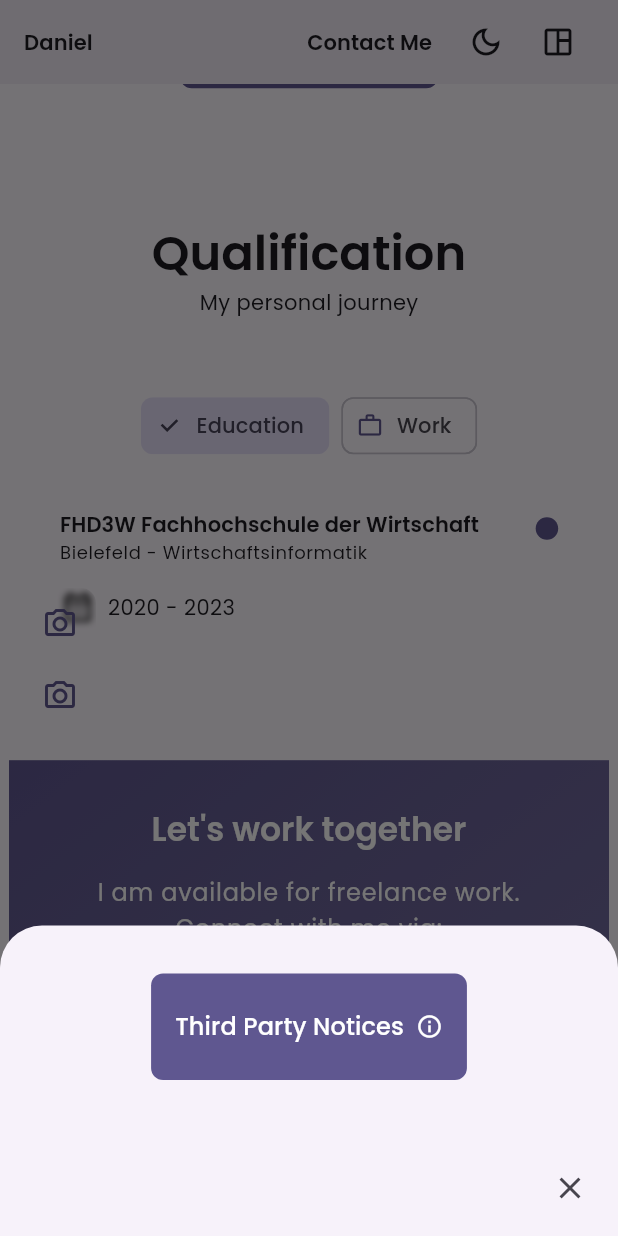
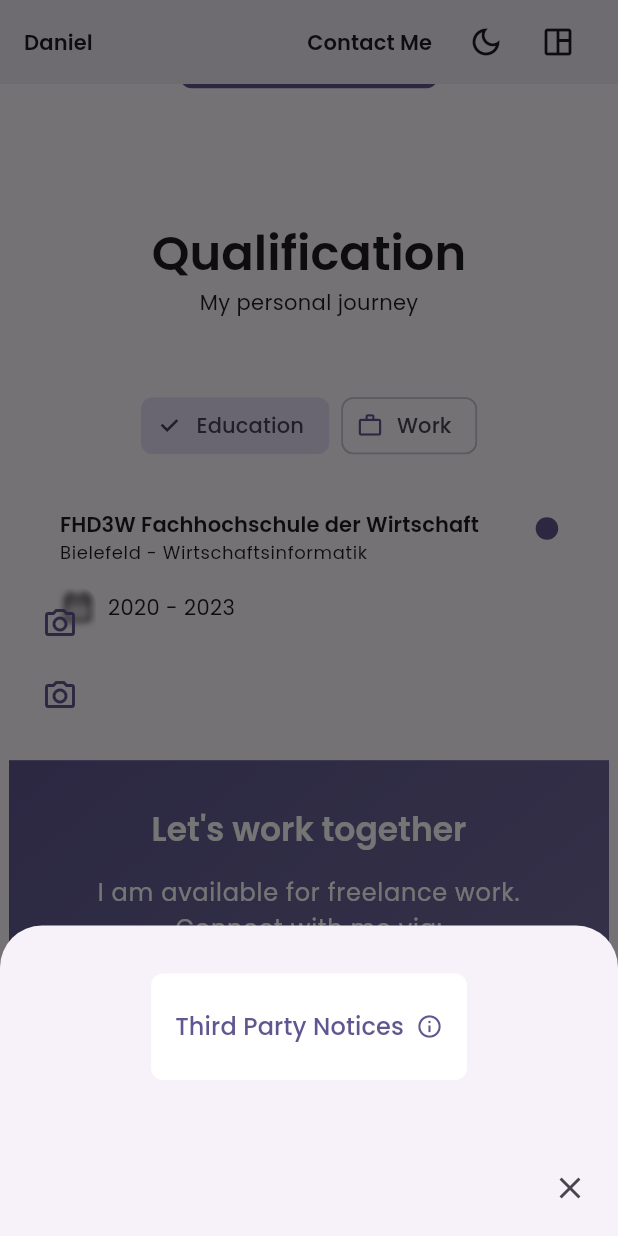
Before and after one commit to ubu2020user/Portfolio, a Flutter app: the screen it shows after launch, scrolled down 576 dp, after a tap on the "space dashboard" icon, on a phone screen of 412 x 824 dp. Run offline on Flutter 3.47's test engine with Material 3 defaults, Android fonts, the phone set to English and light mode, and no system bars; our stand-ins replace flutter_carousel_widget, shared_preferences; network calls fail.

Commit message:
Fix: Darkmode

```diff
--- a/lib/utils/globals/buttons.dart
+++ b/lib/utils/globals/buttons.dart
@@ -1,5 +1,6 @@
 import 'package:flutter/material.dart';
 import 'package:portfolio/utils/extensions/build_extension.dart';
+import 'package:portfolio/utils/globals/themes.dart';
 
 import 'globals.dart';
 
@@ -21,6 +22,41 @@ class Buttons {
       );
 
   static Widget roundedButton(
+    BuildContext context, {
+    String text = "Click Me",
+    int? iconCodePoint,
+    void Function()? onPressed,
+    bool isPrimary = false,
+  }) {
+    var color = context.colorScheme.primary;
+    var backgroundColor = context.colorScheme.onPrimary;
+
+    if (isPrimary) {
+      color = context.colorScheme.onPrimary;
+      backgroundColor = context.colorScheme.primary;
+    }
+
+    if (context.providerThemeMode.isDarkMode ?? false) {
+      if (isPrimary) {
+        color = context.colorScheme.primaryContainer;
+        backgroundColor = context.colorScheme.secondary;
+      } else {
+        color = context.colorScheme.primaryContainer;
+        backgroundColor = Colors.white;
+      }
+    }
+
+    return _roundedButton(
+      context,
+      text: text,
+      iconCodePoint: iconCodePoint,
+      onPressed: onPressed,
+      color: color,
+      backgroundColor: backgroundColor,
+    );
+  }
+
+  static Widget _roundedButton(
     BuildContext context, {
     String text = "Click Me",
     int? iconCodePoint,
--- a/lib/widgets/about_me/about_me_widget.dart
+++ b/lib/widgets/about_me/about_me_widget.dart
@@ -112,8 +112,7 @@ class _AboutMeContentPhone extends StatelessWidget {
               : () => openUrlDialog(context,
                   url: model.url ?? "https://duckduckgo.com"),
           text: model.buttonText ?? "Click Me",
-          color: context.colorScheme.onPrimary,
-          backgroundColor: context.colorScheme.primary,
+          isPrimary: true,
           iconCodePoint: model.iconCodePoint,
         )
       ],
@@ -193,8 +192,7 @@ class _AboutMeContentTablet extends StatelessWidget {
                 context,
                 text: model.buttonText ?? "Click Me",
                 onPressed: () => openUrlDialog(context, url: model.url ?? ""),
-                color: context.colorScheme.onPrimary,
-                backgroundColor: context.colorScheme.primary,
+                isPrimary: true,
                 iconCodePoint: model.iconCodePoint,
               ),
             ],
--- a/lib/widgets/settings_modal.dart
+++ b/lib/widgets/settings_modal.dart
@@ -15,8 +15,7 @@ void showModalBottomSheetSettings(BuildContext context) => showModalBottomSheet(
                 context,
                 text: "Third Party Notices",
                 iconCodePoint: Icons.info_outline.codePoint,
-                color: context.colorScheme.onPrimary,
-                backgroundColor: context.colorScheme.primary,
+                isPrimary: false,
                 onPressed: () {
                   showLicensePage(context: context);
                 },
```
